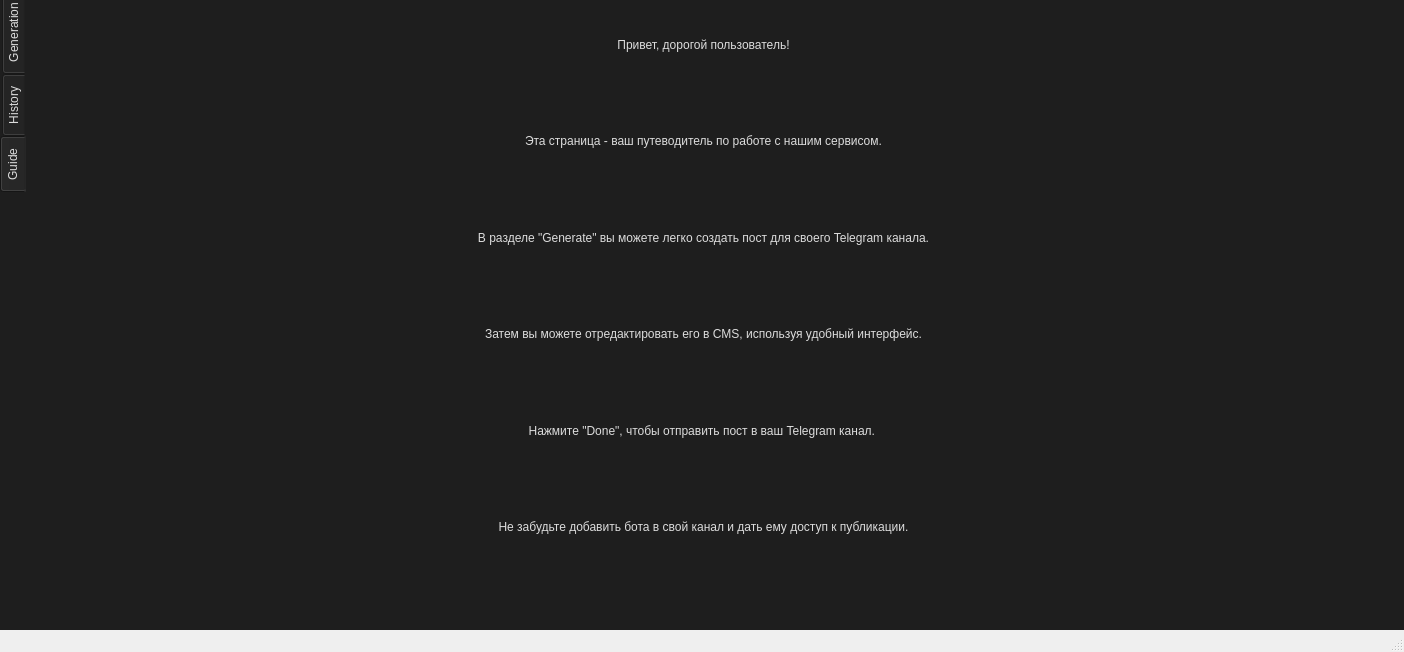
varietytas/AI_app_Qt, file mainwindow.ui: the form before one commit.
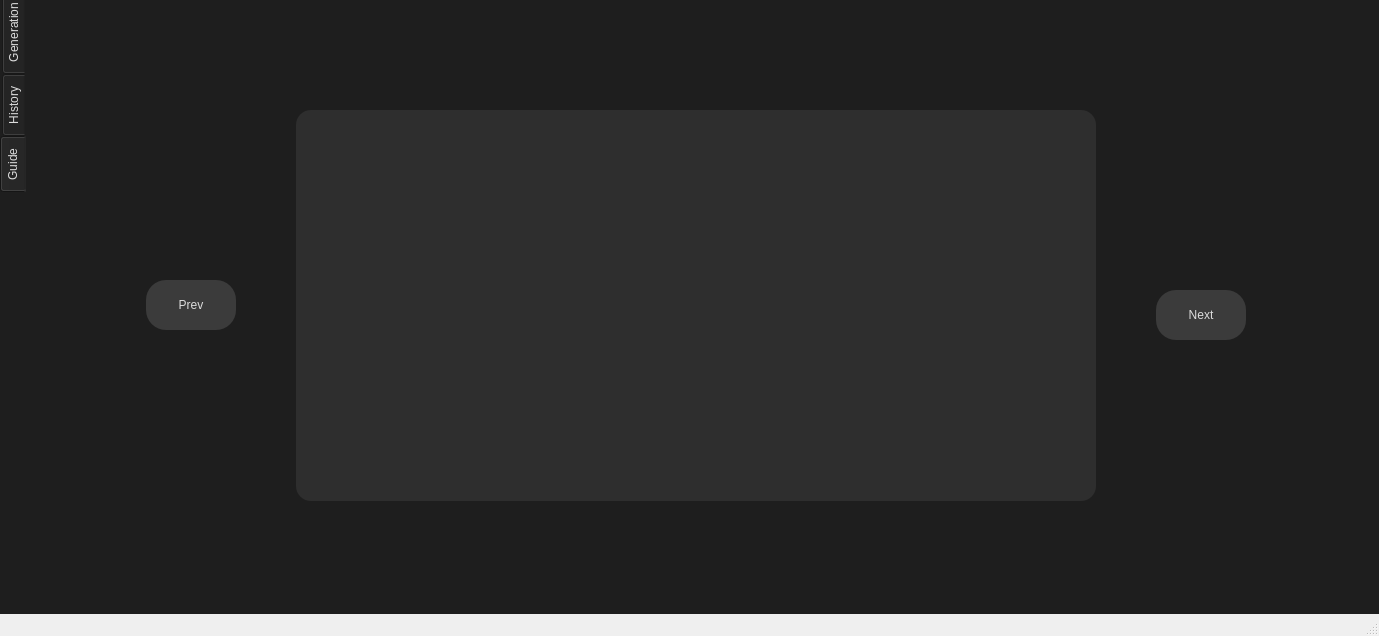
The form after the commit. The open tabs and pages were chosen to show the change. Icons and pictures are not drawn.

Commit message:
New design for posts
добавил кнопки и основное поле с информацией

```diff
--- a/mainwindow.ui
+++ b/mainwindow.ui
@@ -9,8 +9,8 @@
    <rect>
     <x>0</x>
     <y>0</y>
-    <width>1404</width>
-    <height>652</height>
+    <width>1379</width>
+    <height>636</height>
    </rect>
   </property>
   <property name="windowTitle">
@@ -265,69 +265,95 @@
       <string>Guide</string>
       
      </attribute>
-     <layout class="QVBoxLayout" name="verticalLayout">
-  <item>
-   <widget class="QLabel" name="label555">
-    <property name="text">
-     <string>Привет, дорогой пользователь!</string>
-    </property>
-    <property name="alignment">
-     <set>Qt::AlignCenter</set>
-    </property>
-   </widget>
-  </item>
-  <item>
-   <widget class="QLabel" name="label_2555">
-    <property name="text">
-     <string>Эта страница - ваш путеводитель по работе с нашим сервисом.</string>
-    </property>
-    <property name="alignment">
-     <set>Qt::AlignCenter</set>
-    </property>
-   </widget>
-  </item>
-  <item>
-   <widget class="QLabel" name="label_3555">
+     <widget class="QWidget" name="tab_3" native="true">
+      <property name="geometry">
+       <rect>
+        <x>0</x>
+        <y>0</y>
+        <width>100</width>
+        <height>30</height>
+       </rect>
+      </property>
+     </widget>
+     <widget class="QPushButton" name="pushButton_prev">
+      <property name="geometry">
+       <rect>
+        <x>120</x>
+        <y>290</y>
+        <width>90</width>
+        <height>50</height>
+       </rect>
+      </property>
+      <property name="maximumSize">
+       <size>
+        <width>30</width>
+        <height>16777215</height>
+       </size>
+      </property>
     <property name="text">
-     <string>В разделе "Generate" вы можете легко создать пост для своего Telegram канала.</string>
-    </property>
-    <property name="alignment">
-     <set>Qt::AlignCenter</set>
-    </property>
-   </widget>
-  </item>
-  <item>
-   <widget class="QLabel" name="label_4555">
-    <property name="text">
-     <string>Затем вы можете отредактировать его в CMS, используя удобный интерфейс.</string>
-    </property>
-    <property name="alignment">
-     <set>Qt::AlignCenter</set>
-    </property>
-   </widget>
-  </item>
-  <item>
-   <widget class="QLabel" name="label_5555">
+       <string>Prev</string>
+      </property>
+      <property name="icon">
+       <iconset>
+        <normaloff>imagerow.png</normaloff>
+        <normalon>imagerow.png</normalon>imagerow.png</iconset>
+      </property>
+      <property name="iconSize">
+       <size>
+        <width>40</width>
+        <height>40</height>
+       </size>
+      </property>
+     </widget>
+     <widget class="QPushButton" name="pushButton_next">
+      <property name="geometry">
+       <rect>
+        <x>1130</x>
+        <y>300</y>
+        <width>90</width>
+        <height>50</height>
+       </rect>
+      </property>
+      <property name="maximumSize">
+       <size>
+        <width>30</width>
+        <height>16777215</height>
+       </size>
+      </property>
     <property name="text">
-     <string>Нажмите "Done", чтобы отправить пост в ваш Telegram канал. </string>
-    </property>
-    <property name="alignment">
-     <set>Qt::AlignCenter</set>
-    </property>
-   </widget>
-  </item>
-  <item>
-   <widget class="QLabel" name="label_6555">
-    <property name="text">
-     <string>Не забудьте добавить бота в свой канал и дать ему доступ к публикации.</string>
-    </property>
-    <property name="alignment">
-     <set>Qt::AlignCenter</set>
-    </property>
-   </widget>
-  </item>
- </layout>
-
+       <string>Next</string>
+      </property>
+      <property name="icon">
+       <iconset>
+        <normaloff>imagerow.png</normaloff>
+        <normalon>imagerow.png</normalon>imagerow.png</iconset>
+      </property>
+      <property name="iconSize">
+       <size>
+        <width>40</width>
+        <height>40</height>
+       </size>
+      </property>
+     </widget>
+     <widget class="QTextBrowser" name="textbox_guid">
+      <property name="enabled">
+       <bool>true</bool>
+      </property>
+      <property name="geometry">
+       <rect>
+        <x>270</x>
+        <y>120</y>
+        <width>800</width>
+        <height>391</height>
+       </rect>
+      </property>
+      <property name="maximumSize">
+       <size>
+        <width>800</width>
+        <height>400</height>
+       </size>
+      </property>
+     </widget>
     </widget>
    </widget>
   </widget>
```
Left out of the diff: 3 changed lines with no effect on the pictures. Lines whose indentation alone changed are shown as unchanged.
